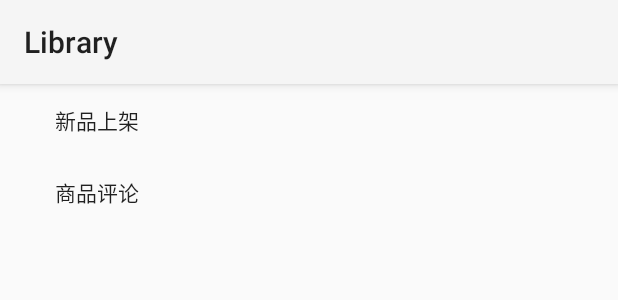
After one commit to tyokaen/jiayuan, an Android app: the layout pop_window.xml on its own in the app's theme, with its tools: preview values and no code run, on a phone screen of 412 x 824 dp. The commit adds this screen. Shown: the top 300 px of the screen. Run offline under Robolectric (Android 15) with nearby library versions, the phone set to English and light mode, and no system bars.

Commit message:
new Library

```diff
--- a/Library/app/src/main/java/com/example/jiayuan/library/borrowbook.java
+++ b/Library/app/src/main/java/com/example/jiayuan/library/borrowbook.java
@@ -55,8 +55,8 @@ public class borrowbook extends Activity {
         builder.setMessage("您所借阅的书是:"+name[position]);
         builder.setPositiveButton("确定", new DialogInterface.OnClickListener() {
         public void onClick(DialogInterface dialog, int which) {
-              SharedPreferences.Editor editor1=sp1.edit();
-          list1.add("jia"+i);
+         SharedPreferences.Editor editor1=sp1.edit();
+         list1.add("jia"+i);
             String str=list1.get(i);
               editor1.putString(str,name[position]);
               i++;
--- /dev/null
+++ b/Library/app/src/main/res/layout/pop_window.xml
@@ -0,0 +1,30 @@
+<?xml version="1.0" encoding="utf-8"?>
+<LinearLayout xmlns:android="http://schemas.android.com/apk/res/android"
+    android:layout_width="match_parent" android:layout_height="match_parent"
+    android:orientation="vertical"
+    >
+
+    <Button
+        android:id="@+id/button13"
+        android:layout_width="200dp"
+        android:layout_height="wrap_content"
+        android:layout_alignParentLeft="true"
+        android:layout_alignParentTop="true"
+        android:paddingRight="70dp"
+        android:background="@android:color/transparent"
+        android:text="新品上架" />
+
+    <Button
+        android:id="@+id/button14"
+        android:layout_width="200dp"
+        android:layout_height="wrap_content"
+        android:layout_alignParentLeft="true"
+        android:paddingRight="70dp"
+        android:background="@android:color/transparent"
+        android:text="商品评论" />
+
+
+
+
+
+</LinearLayout>
--- a/Library/app/src/main/res/values/strings.xml
+++ b/Library/app/src/main/res/values/strings.xml
@@ -9,4 +9,5 @@
     <string name="title_activity_borrowbook">borrowbook</string>
     <string name="title_activity_research">research</string>
     <string name="title_activity_buybook">buybook</string>
+    <string name="title_activity_show_spinner">showSpinner</string>
 </resources>
--- a/Library/build.gradle
+++ b/Library/build.gradle
@@ -5,7 +5,7 @@ buildscript {
         jcenter()
     }
     dependencies {
-        classpath 'com.android.tools.build:gradle:1.1.0'
+        classpath 'com.android.tools.build:gradle:2.1.2'
 
         // NOTE: Do not place your application dependencies here; they belong
         // in the individual module build.gradle files
```
Also changed, not shown: Library/app/src/main/AndroidManifest.xml (+20 -17 lines), Library/app/src/main/java/com/example/jiayuan/library/Main.java (+29 -9 lines), Library/app/src/main/java/com/example/jiayuan/library/MainActivity.java (+3 -4 lines), Library/app/src/main/java/com/example/jiayuan/library/SplashScreen.java (added, +49 -0 lines), Library/app/src/main/java/com/example/jiayuan/library/buybook.java (+1 -6 lines), Library/app/src/main/res/layout/activity_main2.xml (+14 -6 lines), Library/app/src/main/res/layout/activity_splash_screen.xml (added, +22 -0 lines), Library/app/src/main/res/values/datalist.xml (added, +7 -0 lines), Library/app/src/main/res/drawable/a.jpg (added), Library/app/src/main/res/drawable/welcome.png (added), Library/gradle/wrapper/gradle-wrapper.properties, 2 other files.
